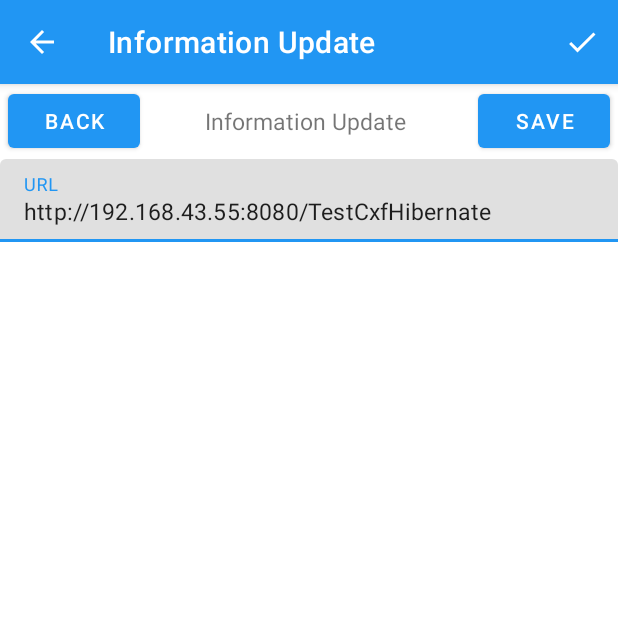
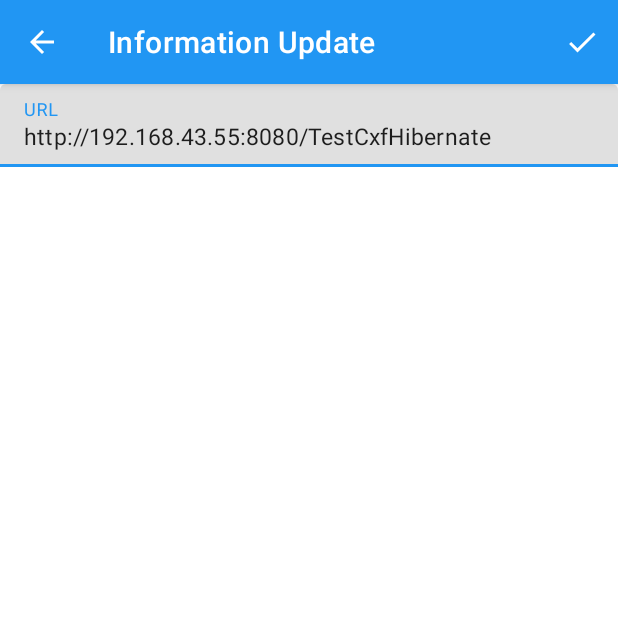
Before and after one commit to sakarie9/Extracelm11, an Android app: the SetActivity screen opened directly, with no data from a screen before it, on a phone screen of 412 x 824 dp, the top half of it. Run offline under Robolectric (Android 15) with nearby library versions, the phone set to English and light mode, and no system bars.

Commit message:
1.删去部分不必要 action bar

```diff
--- a/app/src/main/java/extrace/ui/main/LoginActivity.java
+++ b/app/src/main/java/extrace/ui/main/LoginActivity.java
@@ -110,7 +110,6 @@ IDataAdapter<UserInfo> {
 					et.putString(EPWD,etUserPwd.getText().toString());
 					et.commit();//将缓存区里面的操作写入文件
 
-
                 }else{
 					et.putString(RPWD,"F");//存入键值对
 					et.commit();//将缓存区里面的操作写入文件
--- a/app/src/main/java/extrace/ui/main/SetActivity.java
+++ b/app/src/main/java/extrace/ui/main/SetActivity.java
@@ -24,8 +24,6 @@ import static android.content.Context.MODE_PRIVATE;
 
 public class SetActivity extends AppCompatActivity {
 
-    Button tvBack;
-    Button tvSave;
     TextInputEditText etURL;
     private ExTraceApplication app;
     private UserInfo user;
@@ -44,28 +42,8 @@ public class SetActivity extends AppCompatActivity {
         et = sp.edit();//修改器
         app = (ExTraceApplication) getApplication();
 
-        tvBack = findViewById(R.id.user_edit_tv_back);
-        tvSave = findViewById(R.id.set_tv_save);
         etURL = findViewById(R.id.set_et_url);
         etURL.setText(app.getServerUrl());
-
-        tvBack.setOnClickListener(new View.OnClickListener() {
-            @Override
-            public void onClick(View view) {
-                finish();
-            }
-        });
-        tvSave.setOnClickListener(new View.OnClickListener() {
-            @Override
-            public void onClick(View view) {
-
-                String URL = etURL.getText().toString();
-                app.setServerUrl(URL);
-                Toast.makeText(SetActivity.this, "修改成功", Toast.LENGTH_SHORT).show();
-                //onKeyDown(KeyEvent.KEYCODE_BACK, null);         //返回
-                onBackPressed();        //返回
-            }
-        });
     }
 
     @Override
--- a/app/src/main/res/layout/activity_set.xml
+++ b/app/src/main/res/layout/activity_set.xml
@@ -5,38 +5,6 @@
     android:layout_height="match_parent"
     android:orientation="vertical"
     tools:context="extrace.ui.main.SetActivity">
-
-    <!--上部分-->
-    <LinearLayout
-        android:layout_width="match_parent"
-        android:layout_height="50dp"
-        android:gravity="center"
-        android:orientation="horizontal">
-
-        <Button
-            android:id="@+id/user_edit_tv_back"
-            android:layout_width="wrap_content"
-            android:layout_height="wrap_content"
-            android:layout_marginStart="5dp"
-            android:text="@string/back" />
-
-        <TextView
-            android:layout_width="0dp"
-            android:layout_height="wrap_content"
-            android:layout_weight="1"
-            android:gravity="center"
-            android:text="@string/information_update"
-            android:textSize="15sp" />
-
-        <Button
-            android:id="@+id/set_tv_save"
-            android:layout_width="wrap_content"
-            android:layout_height="wrap_content"
-            android:layout_marginLeft="5dp"
-            android:layout_marginRight="5dp"
-            android:text="@string/save" />
-    </LinearLayout>
-    <!--顶部区域结束-->
 
     <!-- 垂直滚动区 -->
     <ScrollView
```
